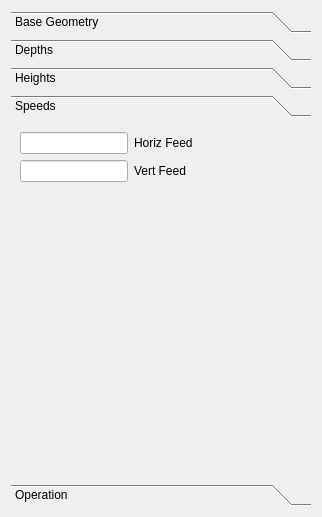
First picture: the form in src/Mod/Path/Gui/Resources/panels/EngraveEdit.ui, repository berndhahnebach/All_FreeCAD, before the edit.
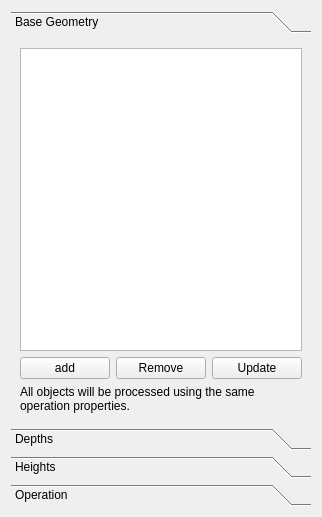
Second picture: the form after the edit. The open tabs and pages were chosen to show the change. Icons and pictures are not drawn. Custom widgets are drawn as their Qt base class.

Patch:
```diff
--- a/src/Mod/Path/Gui/Resources/panels/EngraveEdit.ui
+++ b/src/Mod/Path/Gui/Resources/panels/EngraveEdit.ui
@@ -34,7 +34,7 @@
         <x>0</x>
         <y>0</y>
         <width>304</width>
-        <height>349</height>
+        <height>379</height>
        </rect>
       </property>
       <attribute name="icon">
@@ -200,53 +200,6 @@
        </item>
       </layout>
      </widget>
-     <widget class="QWidget" name="page_2">
-      <property name="geometry">
-       <rect>
-        <x>0</x>
-        <y>0</y>
-        <width>304</width>
-        <height>349</height>
-       </rect>
-      </property>
-      <attribute name="icon">
-       <iconset resource="../../../Gui/Icons/resource.qrc">
-        <normaloff>:/icons/FreeCAD-default/scalable/document-save-as.svg</normaloff>:/icons/FreeCAD-default/scalable/document-save-as.svg</iconset>
-      </attribute>
-      <attribute name="label">
-       <string>Speeds</string>
-      </attribute>
-      <layout class="QFormLayout" name="formLayout_4">
-       <item row="0" column="0">
-        <widget class="Gui::InputField" name="horizFeed">
-         <property name="unit" stdset="0">
-          <string>mm/(s)</string>
-         </property>
-        </widget>
-       </item>
-       <item row="0" column="1">
-        <widget class="QLabel" name="label">
-         <property name="text">
-          <string>Horiz Feed</string>
-         </property>
-        </widget>
-       </item>
-       <item row="1" column="0">
-        <widget class="Gui::InputField" name="vertFeed">
-         <property name="unit" stdset="0">
-          <string notr="true">mm/(s)</string>
-         </property>
-        </widget>
-       </item>
-       <item row="1" column="1">
-        <widget class="QLabel" name="label_2">
-         <property name="text">
-          <string>Vert Feed</string>
-         </property>
-        </widget>
-       </item>
-      </layout>
-     </widget>
      <widget class="QWidget" name="page_3">
       <property name="geometry">
        <rect>
```
Left out of the diff: 20 changed lines with no effect on the pictures.
